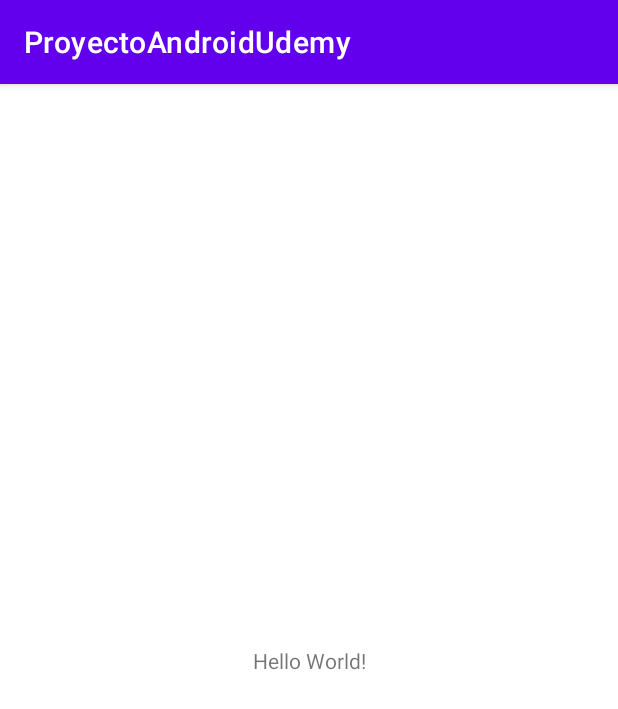
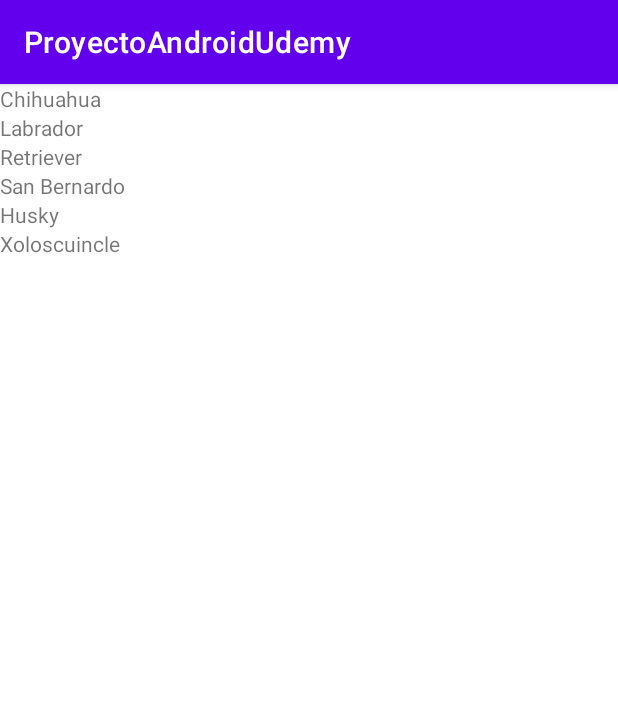
Before and after one commit to DevDaniValid/ProyectoAndroidUdemy, an Android app: the screen it shows after launch (MainActivity before the commit, DogListActivity after it), on a phone screen of 412 x 824 dp. Shown: the top 709 px of the screen. Run offline under Robolectric (Android 15) with nearby library versions, the phone set to English and light mode, and no system bars; our stand-ins replace data binding.

```diff
--- a/app/src/main/java/com/example/proyectoandroidudemy/Dog.kt
+++ b/app/src/main/java/com/example/proyectoandroidudemy/Dog.kt
@@ -1,6 +1,6 @@
 package com.example.proyectoandroidudemy
 
-class Dog(val id: Long, val index: Int, val name:String, val type:String,
+data class Dog(val id: Long, val index: Int, val name:String, val type:String,
           val heightFemale: Double, val heightMale: Double, val imageUrl:String,
           val lifeExpectancy:String, val temperament: String, val weightFemale:Double,
           val weightMale: Double)
--- /dev/null
+++ b/app/src/main/java/com/example/proyectoandroidudemy/doglist/DogAdapter.kt
@@ -0,0 +1,40 @@
+package com.example.proyectoandroidudemy.doglist
+
+import android.view.LayoutInflater
+import android.view.ViewGroup
+import androidx.recyclerview.widget.DiffUtil
+import androidx.recyclerview.widget.ListAdapter
+import androidx.recyclerview.widget.RecyclerView
+import com.example.proyectoandroidudemy.Dog
+import com.example.proyectoandroidudemy.databinding.DogListItemBinding
+
+class DogAdapter : ListAdapter<Dog, DogAdapter.DogViewHolder>(DiffCallback) {
+
+    companion object DiffCallback : DiffUtil.ItemCallback<Dog>() {
+        override fun areItemsTheSame(oldItem: Dog, newItem: Dog): Boolean {
+            return oldItem === newItem
+        }
+        override fun areContentsTheSame(oldItem: Dog,newItem: Dog): Boolean {
+            return oldItem.id == newItem.id
+        }
+    }
+
+    override fun onCreateViewHolder(parent: ViewGroup, viewType: Int): DogViewHolder {
+        val binding = DogListItemBinding.inflate(LayoutInflater.from(parent.context))
+        return DogViewHolder(binding)
+    }
+
+    override fun onBindViewHolder(dogViewHolder: DogViewHolder, position: Int) {
+        val dog = getItem(position)
+        dogViewHolder.bind(dog)
+
+    }
+
+    inner class DogViewHolder(private val binding: DogListItemBinding) :
+        RecyclerView.ViewHolder(binding.root) {
+
+            fun bind(dog: Dog) {
+                binding.dogName.text = dog.name
+            }
+        }
+}
--- a/app/src/main/java/com/example/proyectoandroidudemy/DogListActivity.kt
+++ b/app/src/main/java/com/example/proyectoandroidudemy/doglist/DogListActivity.kt
@@ -1,18 +1,27 @@
-package com.example.proyectoandroidudemy
+package com.example.proyectoandroidudemy.doglist
 
 import android.os.Bundle
 import androidx.appcompat.app.AppCompatActivity
+import androidx.recyclerview.widget.LinearLayoutManager
+import com.example.proyectoandroidudemy.Dog
+import com.example.proyectoandroidudemy.R
 import com.example.proyectoandroidudemy.databinding.ActivityDogListBinding
 
 class DogListActivity : AppCompatActivity() {
     override fun onCreate(savedInstanceState: Bundle?) {
         super.onCreate(savedInstanceState)
         val binding = ActivityDogListBinding.inflate(layoutInflater)
-        setContentView(R.layout.activity_dog_list)
+        setContentView(binding.root)
 
         val dogList = getFakeDogs()
 
         val recycler = binding.dogRecycler
+        recycler.layoutManager = LinearLayoutManager(this)
+
+        val adapter = DogAdapter()
+        recycler.adapter = adapter
+
+        adapter.submitList(dogList)
     }
 
     private fun getFakeDogs(): MutableList<Dog> {
--- a/app/src/main/res/layout/activity_dog_list.xml
+++ b/app/src/main/res/layout/activity_dog_list.xml
@@ -10,6 +10,6 @@
         android:id="@+id/dog_recycler"
         android:layout_width="match_parent"
         android:layout_height="match_parent"
-        tools:context=".DogListActivity"/>
+        tools:context=".doglist.DogListActivity"/>
 
 </layout>
--- /dev/null
+++ b/app/src/main/res/layout/dog_list_item.xml
@@ -0,0 +1,9 @@
+<?xml version="1.0" encoding="utf-8"?>
+<layout xmlns:android="http://schemas.android.com/apk/res/android">
+
+        <TextView
+            android:id="@+id/dog_name"
+            android:layout_width="match_parent"
+            android:layout_height="wrap_content"/>
+
+</layout>
```
Also changed, not shown: app/src/main/AndroidManifest.xml (+7 -6 lines), 1 other file.
